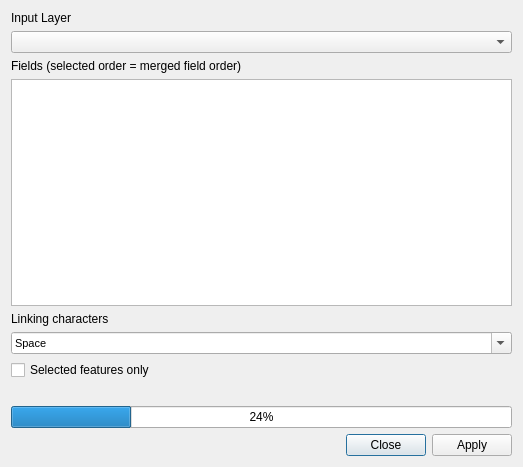
Qt form forms/hcmgis_merge_field_form.ui (thangqd/HCMGIS) before a commit.
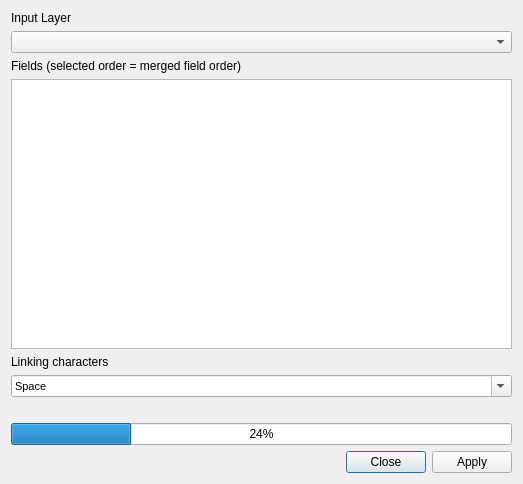
The same form after that commit. Custom widgets are drawn as their Qt base class.

Commit message: update standalone HCMGIS library

What changed in the file:
```diff
--- a/forms/hcmgis_merge_field_form.ui
+++ b/forms/hcmgis_merge_field_form.ui
@@ -13,7 +13,7 @@
     <x>0</x>
     <y>0</y>
     <width>523</width>
-    <height>467</height>
+    <height>484</height>
    </rect>
   </property>
   <property name="mouseTracking">
@@ -145,13 +145,6 @@
      </item>
     </widget>
    </item>
-   <item>
-    <widget class="QCheckBox" name="ChkSelectedFeaturesOnly">
-     <property name="text">
-      <string>Selected features only</string>
-     </property>
-    </widget>
-   </item>
    <item>
     <widget class="QLabel" name="LblStatus">
      <property name="text">
```
The commit also changes 44 other files.
